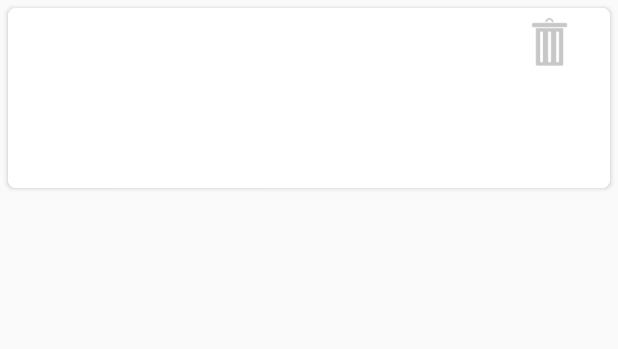
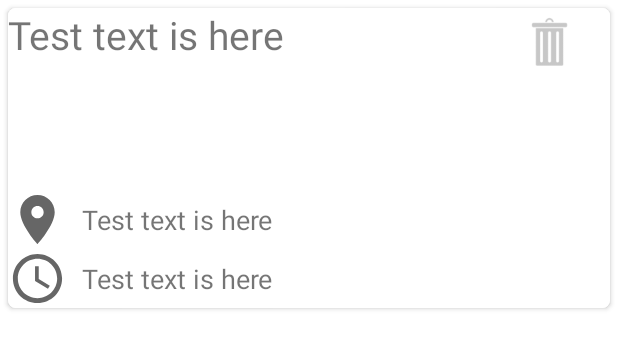
Before and after one commit to aneeza812/MADPro, an Android app: the layout local_database_items.xml on its own in the app's theme, with its tools: preview values and no code run, on a phone screen of 412 x 824 dp. Shown: the top 349 px of the screen. Run offline under Robolectric (Android 15) with nearby library versions, the phone set to English and light mode, and no system bars.

Commit message:
update list item UI

```diff
--- a/app/build.gradle
+++ b/app/build.gradle
@@ -29,9 +29,9 @@ dependencies {
     implementation 'com.android.support:cardview-v7:28.0.0'
     implementation 'com.android.support:support-v4:28.0.0'
     implementation 'com.squareup.picasso:picasso:2.71828'
-    /*testImplementation 'junit:junit:4.12'
+    testImplementation 'junit:junit:4.13.2'
     androidTestImplementation 'com.android.support.test:runner:1.0.2'
     androidTestImplementation 'com.android.support.test.espresso:espresso-core:3.0.2'
-*/
+
 }
 //apply plugin: 'com.google.gms.google-services'
--- a/app/src/main/java/com/example/cameracodeexample/utils/DataBaseHandler.java
+++ b/app/src/main/java/com/example/cameracodeexample/utils/DataBaseHandler.java
@@ -7,7 +7,7 @@ import android.database.sqlite.SQLiteOpenHelper;
 
 public class DataBaseHandler extends SQLiteOpenHelper {
     public Context context;
-    public static final String DATABASE_NAME = "dataManager";
+    public static final String DATABASE_NAME = "dataManager.db";
 
     public static final int DATABASE_VERSION = 1;
     public static final String TABLE_NAME = "data";
--- /dev/null
+++ b/app/src/main/res/drawable/ic_baseline_access_time_24.xml
@@ -0,0 +1,6 @@
+<vector android:height="50dp" android:tint="?attr/colorControlNormal"
+    android:viewportHeight="24" android:viewportWidth="24"
+    android:width="50dp" xmlns:android="http://schemas.android.com/apk/res/android">
+    <path android:fillColor="@android:color/white" android:pathData="M11.99,2C6.47,2 2,6.48 2,12s4.47,10 9.99,10C17.52,22 22,17.52 22,12S17.52,2 11.99,2zM12,20c-4.42,0 -8,-3.58 -8,-8s3.58,-8 8,-8 8,3.58 8,8 -3.58,8 -8,8z"/>
+    <path android:fillColor="@android:color/white" android:pathData="M12.5,7H11v6l5.25,3.15 0.75,-1.23 -4.5,-2.67z"/>
+</vector>
--- /dev/null
+++ b/app/src/main/res/drawable/ic_baseline_location_on_24.xml
@@ -0,0 +1,10 @@
+<vector xmlns:android="http://schemas.android.com/apk/res/android"
+    android:width="24dp"
+    android:height="24dp"
+    android:viewportWidth="24"
+    android:viewportHeight="24"
+    android:tint="?attr/colorControlNormal">
+  <path
+      android:fillColor="@android:color/white"
+      android:pathData="M12,2C8.13,2 5,5.13 5,9c0,5.25 7,13 7,13s7,-7.75 7,-13c0,-3.87 -3.13,-7 -7,-7zM12,11.5c-1.38,0 -2.5,-1.12 -2.5,-2.5s1.12,-2.5 2.5,-2.5 2.5,1.12 2.5,2.5 -1.12,2.5 -2.5,2.5z"/>
+</vector>
--- a/app/src/main/res/layout/activity_main.xml
+++ b/app/src/main/res/layout/activity_main.xml
@@ -9,7 +9,6 @@
         android:id="@+id/frameLayout"
         android:layout_width="match_parent"
         android:layout_height="match_parent"
-
         />
 
 
--- a/app/src/main/res/layout/local_database_items.xml
+++ b/app/src/main/res/layout/local_database_items.xml
@@ -1,46 +1,99 @@
 <?xml version="1.0" encoding="utf-8"?>
 <LinearLayout xmlns:android="http://schemas.android.com/apk/res/android"
+    xmlns:app="http://schemas.android.com/apk/res-auto"
     android:layout_width="match_parent"
     android:layout_height="match_parent"
-    xmlns:app="http://schemas.android.com/apk/res-auto"
     android:orientation="vertical">
 
-    <android.support.v7.widget.CardView xmlns:android="http://schemas.android.com/apk/res/android"
+    <androidx.cardview.widget.CardView
         android:id="@+id/cardView"
         android:layout_width="match_parent"
-        android:layout_height="120dp"
+        android:layout_height="200dp"
         android:layout_margin="5dp"
         android:background="?attr/selectableItemBackground"
         android:clickable="true"
         android:elevation="5dp"
         android:focusable="true"
         android:foreground="?android:attr/selectableItemBackground"
-        app:cardCornerRadius="5dp"
-        android:visibility="visible">
+        android:visibility="visible"
+        app:cardCornerRadius="5dp">
 
         <RelativeLayout
             android:layout_width="match_parent"
-            android:layout_height="120dp"
+            android:layout_height="match_parent"
             android:background="@color/color_white">
+
+            <TextView
+                android:id="@+id/txtName"
+                android:layout_width="wrap_content"
+                android:layout_height="wrap_content"
+                android:text="@string/testTemp"
+                android:textSize="@dimen/_20sdp" />
+
+            <LinearLayout
+                android:layout_width="wrap_content"
+                android:layout_height="wrap_content"
+                android:layout_alignParentBottom="true"
+                android:orientation="vertical">
+
+
+                <LinearLayout
+                    android:layout_width="wrap_content"
+                    android:layout_height="wrap_content">
+
+                    <ImageView
+                        android:layout_width="@dimen/_30sdp"
+                        android:layout_height="@dimen/_30sdp"
+                        android:layout_marginEnd="10dp"
+                        android:layout_marginRight="10dp"
+                        android:src="@drawable/ic_baseline_location_on_24" />
+
+                    <TextView
+                        android:id="@+id/txtLocation"
+                        android:layout_width="wrap_content"
+                        android:layout_height="wrap_content"
+                        android:layout_gravity="center"
+                        android:text="@string/testTemp"
+                        android:textSize="@dimen/_14sdp" />
+                </LinearLayout>
+                <LinearLayout
+                    android:layout_width="wrap_content"
+                    android:layout_height="wrap_content">
+
+                    <ImageView
+                        android:layout_width="@dimen/_30sdp"
+                        android:layout_height="@dimen/_30sdp"
+                        android:layout_marginEnd="10dp"
+                        android:layout_marginRight="10dp"
+                        android:src="@drawable/ic_baseline_access_time_24" />
+
+                    <TextView
+                        android:id="@+id/txtDateTime"
+                        android:layout_width="wrap_content"
+                        android:layout_height="wrap_content"
+                        android:layout_gravity="center"
+                        android:text="@string/testTemp"
+                        android:textSize="@dimen/_14sdp" />
+                </LinearLayout>
+            </LinearLayout>
 
             <ImageView
                 android:id="@+id/newsImage"
                 android:layout_width="match_parent"
-                android:layout_height="match_parent"
-                android:scaleType="centerCrop"
+                android:layout_height="120dp"
+                android:scaleType="centerCrop" />
 
-                />
             <ImageView
                 android:id="@+id/delete"
                 android:layout_width="wrap_content"
                 android:layout_height="@dimen/_35sdp"
+                android:layout_alignParentEnd="true"
                 android:layout_alignParentRight="true"
                 android:padding="@dimen/_4sdp"
                 android:src="@drawable/delete_icon"
-                android:tint="#C7C7C7"
-               />
+                android:tint="#C7C7C7" />
+        </RelativeLayout>
 
+    </androidx.cardview.widget.CardView>
 
-        </RelativeLayout>
-    </android.support.v7.widget.CardView>
 </LinearLayout>
--- a/app/src/main/res/layout/local_fragment.xml
+++ b/app/src/main/res/layout/local_fragment.xml
@@ -8,7 +8,7 @@
     android:background="@color/color_white">
 
 
-    <android.support.v7.widget.RecyclerView
+    <androidx.recyclerview.widget.RecyclerView
         android:id="@+id/recyclerview"
         android:layout_width="match_parent"
         android:layout_height="wrap_content"
--- a/app/src/main/res/values/strings.xml
+++ b/app/src/main/res/values/strings.xml
@@ -1,3 +1,4 @@
 <resources>
     <string name="app_name">CameraCodeExample</string>
+    <string name="testTemp">Test text is here</string>
 </resources>
--- a/app/src/main/res/values/styles.xml
+++ b/app/src/main/res/values/styles.xml
@@ -1,7 +1,8 @@
 <resources>
 
     <!-- Base application theme. -->
-    <style name="AppTheme" parent="Theme.AppCompat.Light.DarkActionBar">
+<!--    <style name="AppTheme" parent="Theme.AppCompat.Light.DarkActionBar">-->
+    <style name="AppTheme" parent="Theme.MaterialComponents.Light.DarkActionBar">
         <!-- Customize your theme here. -->
         <item name="colorPrimary">@color/colorPrimary</item>
         <item name="colorPrimaryDark">@color/colorPrimaryDark</item>
--- a/build.gradle
+++ b/build.gradle
@@ -7,7 +7,7 @@ buildscript {
 
     }
     dependencies {
-        classpath 'com.android.tools.build:gradle:3.3.0'
+        classpath 'com.android.tools.build:gradle:4.1.2'
         //classpath 'com.google.gms:google-services:3.2.0'
 
         // NOTE: Do not place your application dependencies here; they belong
--- a/gradle.properties
+++ b/gradle.properties
@@ -11,3 +11,6 @@ org.gradle.jvmargs=-Xmx1536m
 # This option should only be used with decoupled projects. More details, visit
 # http://www.gradle.org/docs/current/userguide/multi_project_builds.html#sec:decoupled_projects
 # org.gradle.parallel=true
+
+android.useAndroidX=true
+android.enableJetifier=true
```
Also changed, not shown: app/src/main/java/com/example/cameracodeexample/Fragments/CameraFragment.java (+10 -27 lines), app/src/main/java/com/example/cameracodeexample/Fragments/LocalFragment.java (+17 -10 lines), app/src/main/java/com/example/cameracodeexample/MainActivity.java (+4 -6 lines), app/src/main/java/com/example/cameracodeexample/utils/LocalDataBaseAdapter.java (+21 -14 lines), app/src/main/java/com/example/cameracodeexample/utils/LocalResponse.java (+37 -7 lines), gradle/wrapper/gradle-wrapper.properties.
